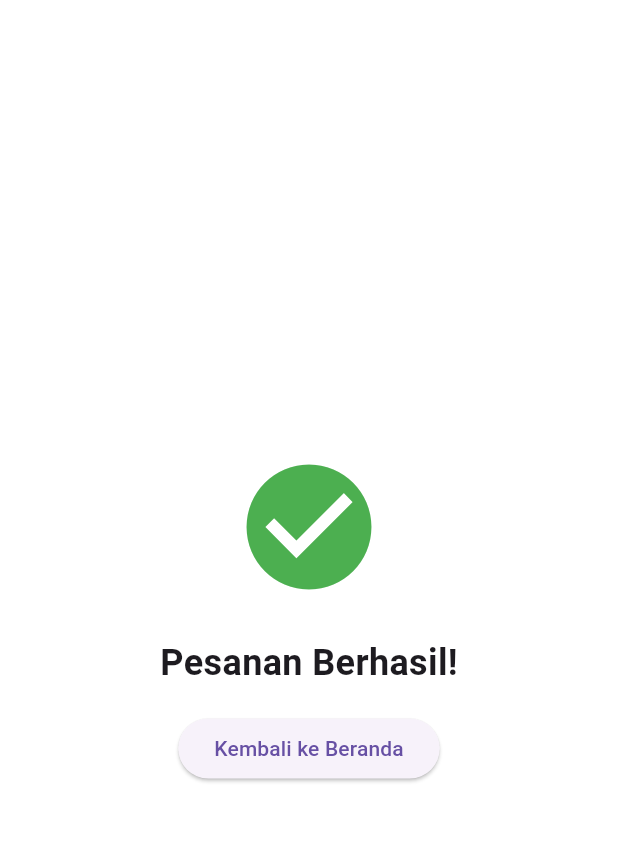
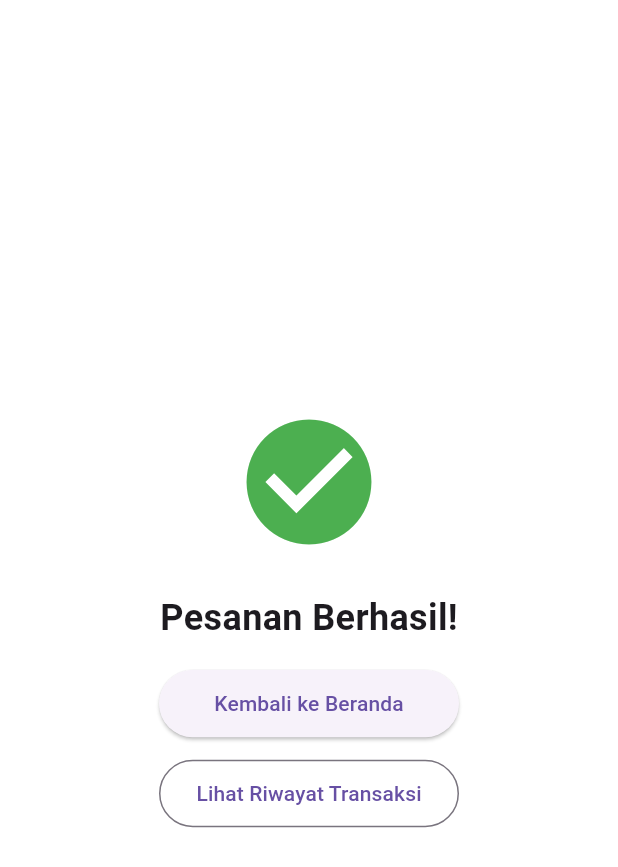
Before and after one commit to fachrymuhamadrrg/sewa_flutter, a Flutter app: the SuccessPage screen opened directly, on a phone screen of 412 x 824 dp. Shown: the top 867 px of the screen. Run offline on Flutter 3.47's test engine with Material 3 defaults, Android fonts, the phone set to English and light mode, and no system bars; our stand-ins replace drift; accounts and stored records are empty; generated files the repository leaves out were written again; network calls fail.

Commit message:
update lagi xixixi

```diff
--- a/lib/database.dart
+++ b/lib/database.dart
@@ -12,7 +12,7 @@ class Alats extends Table {
 
 @DriftDatabase(tables: [Alats, Sesssions])
 class MyDatabase extends _$MyDatabase {
-  MyDatabase(QueryExecutor e) : super(e);
+  MyDatabase(super.e);
 
   @override
   int get schemaVersion => 1;
--- a/lib/success_page.dart
+++ b/lib/success_page.dart
@@ -1,5 +1,6 @@
 import 'package:flutter/material.dart';
 import 'home_page.dart'; // Sesuaikan jika nama file home Anda berbeda
+import 'history_page.dart';
 
 class SuccessPage extends StatelessWidget {
   const SuccessPage({super.key});
@@ -27,7 +28,24 @@ class SuccessPage extends StatelessWidget {
                   (route) => false,
                 );
               },
+              style: ElevatedButton.styleFrom(
+                minimumSize: const Size(200, 45),
+              ),
               child: const Text("Kembali ke Beranda"),
+            ),
+            const SizedBox(height: 12),
+            OutlinedButton(
+              onPressed: () {
+                // Pergi ke halaman Riwayat Transaksi
+                Navigator.pushReplacement(
+                  context,
+                  MaterialPageRoute(builder: (context) => const HistoryPage()),
+                );
+              },
+              style: OutlinedButton.styleFrom(
+                minimumSize: const Size(200, 45),
+              ),
+              child: const Text("Lihat Riwayat Transaksi"),
             ),
           ],
         ),
```
Also changed, not shown: lib/checkout_page.dart (+8 -1 lines).
